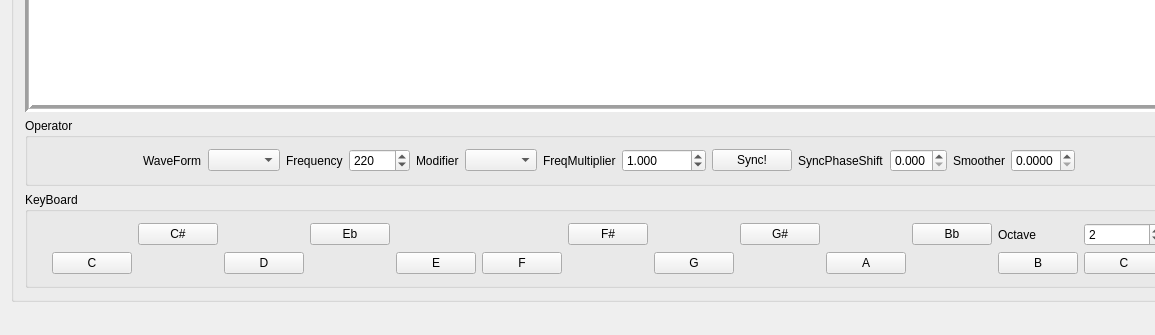
The window that Synth3/mainwindow.ui (djeemie2000/SynthPlayground) describes before a commit, drawn with Qt 5; both pictures show x 0 to 1155 and y 209 to 544 of the 1343 by 544 pixel window.
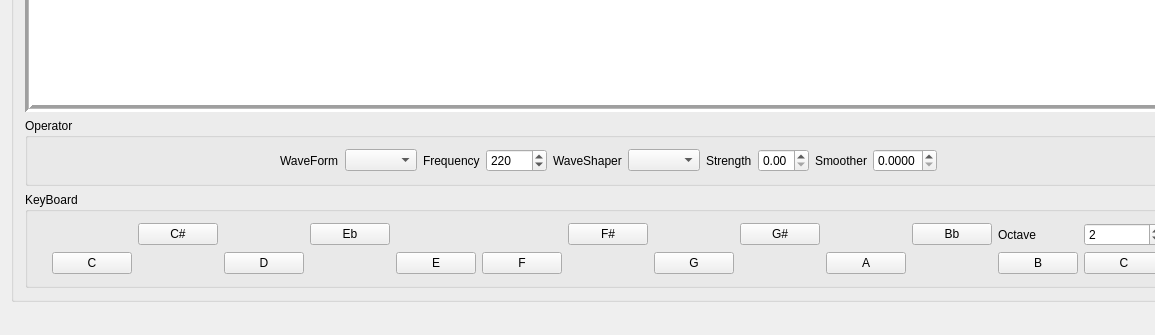
The same window after the commit.

Commit message: WaveShaping and waveform selectable

```diff
--- a/Synth3/mainwindow.ui
+++ b/Synth3/mainwindow.ui
@@ -119,7 +119,7 @@
           <item>
            <widget class="QLabel" name="label_11">
             <property name="text">
-             <string>Modifier</string>
+             <string>WaveShaper</string>
             </property>
            </widget>
           </item>
@@ -129,48 +129,15 @@
           <item>
            <widget class="QLabel" name="label_13">
             <property name="text">
-             <string>FreqMultiplier</string>
+             <string>Strength</string>
             </property>
            </widget>
           </item>
           <item>
-           <widget class="QDoubleSpinBox" name="doubleSpinBox_ModifierFrequency">
-            <property name="decimals">
-             <number>3</number>
-            </property>
+           <widget class="QDoubleSpinBox" name="doubleSpinBox_WaveShaperStrength">
             <property name="maximum">
-             <double>22050.000000000000000</double>
-            </property>
-            <property name="singleStep">
-             <double>0.001000000000000</double>
-            </property>
-            <property name="value">
              <double>1.000000000000000</double>
             </property>
-           </widget>
-          </item>
-          <item>
-           <widget class="QPushButton" name="pushButton_Sync">
-            <property name="text">
-             <string>Sync!</string>
-            </property>
-           </widget>
-          </item>
-          <item>
-           <widget class="QLabel" name="label_14">
-            <property name="text">
-             <string>SyncPhaseShift</string>
-            </property>
-           </widget>
-          </item>
-          <item>
-           <widget class="QDoubleSpinBox" name="doubleSpinBox_SyncPhaseShift">
-            <property name="decimals">
-             <number>3</number>
-            </property>
-            <property name="maximum">
-             <double>1.000000000000000</double>
-            </property>
             <property name="singleStep">
              <double>0.001000000000000</double>
             </property>
```
Left out of the diff: 8 changed lines with no effect on the pictures. The commit also changes 5 other files.
